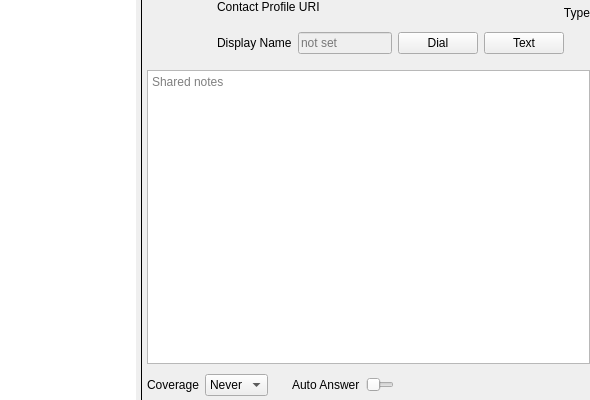
Above: Desktop/phonebook.ui from dyfet/tycho_sipwitchqt before the change. Below: the same form after it.
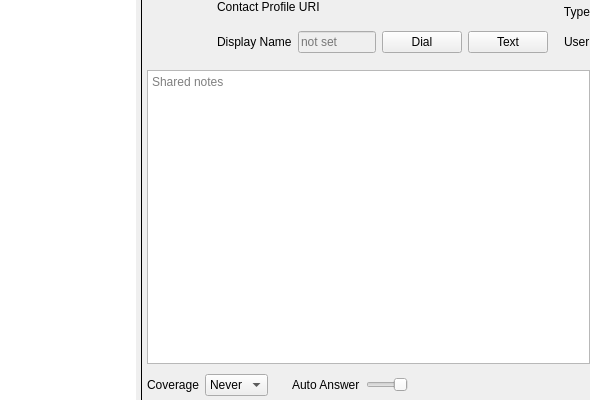
That is the form after the change. Icons and pictures are not drawn.

Patch:
```diff
--- a/Desktop/phonebook.ui
+++ b/Desktop/phonebook.ui
@@ -257,6 +257,13 @@
                 </property>
                </spacer>
               </item>
+              <item>
+               <widget class="QLabel" name="authorizingUser">
+                <property name="text">
+                 <string>User</string>
+                </property>
+               </widget>
+              </item>
              </layout>
             </item>
             <item>
@@ -455,10 +462,13 @@
                </property>
                <property name="maximumSize">
                 <size>
-                 <width>28</width>
+                 <width>42</width>
                  <height>22</height>
                 </size>
                </property>
+               <property name="layoutDirection">
+                <enum>Qt::RightToLeft</enum>
+               </property>
                <property name="maximum">
                 <number>1</number>
                </property>
```
